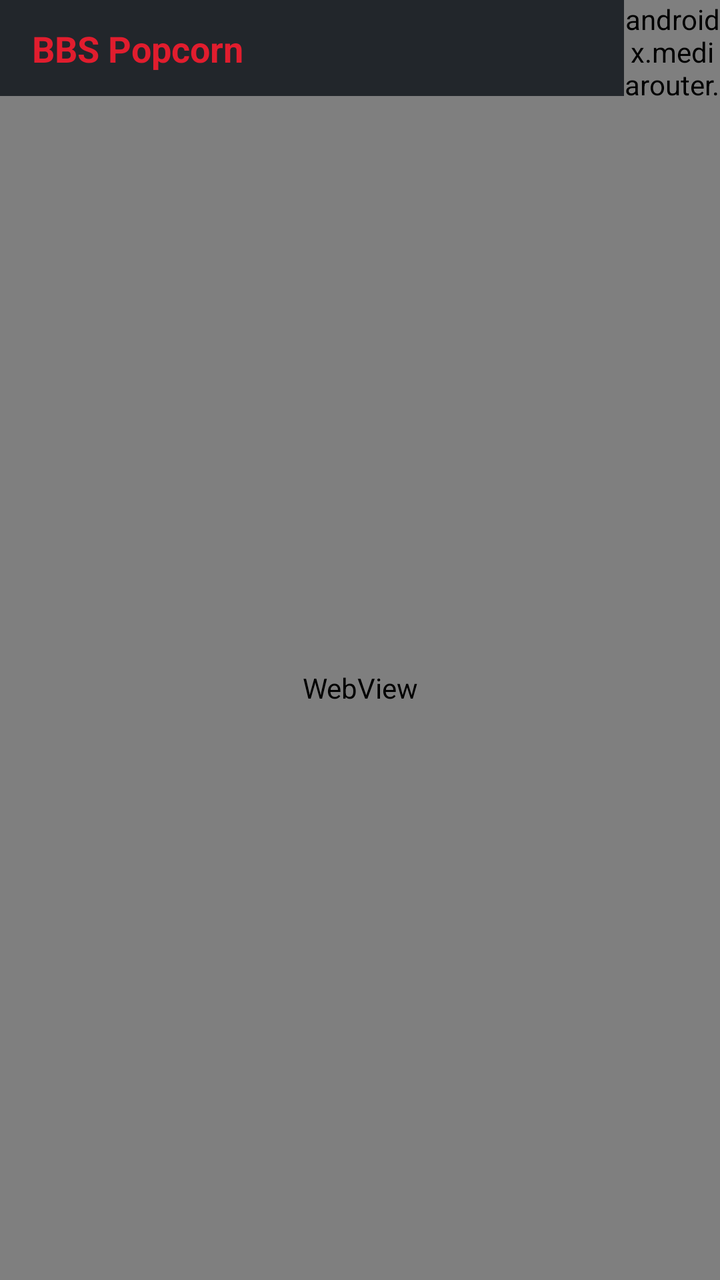
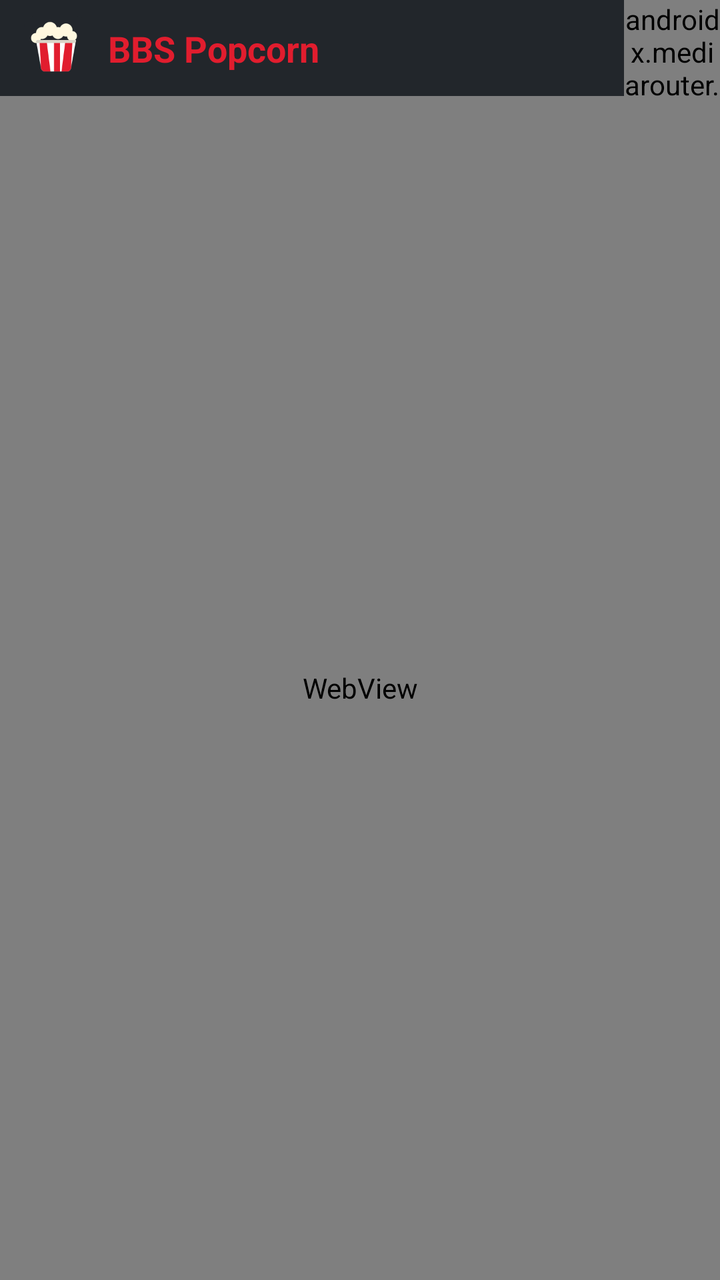

An Android layout rendered at two revisions. The XML below is the earlier revision; the diff shows what the commit changed to produce the second picture.
<!-- AndroidManifest.xml: application theme Theme.BBSPopcorn -->
<!-- res/layout/activity_main.xml -->
<?xml version="1.0" encoding="utf-8"?>
<androidx.constraintlayout.widget.ConstraintLayout
    xmlns:android="http://schemas.android.com/apk/res/android"
    xmlns:app="http://schemas.android.com/apk/res-auto"
    android:layout_width="match_parent"
    android:layout_height="match_parent"
    android:background="@color/popcorn_slate">

    
    <androidx.constraintlayout.widget.ConstraintLayout
        android:id="@+id/topBar"
        android:layout_width="0dp"
        android:layout_height="48dp"
        android:background="@color/popcorn_slate"
        app:layout_constraintEnd_toEndOf="parent"
        app:layout_constraintStart_toStartOf="parent"
        app:layout_constraintTop_toTopOf="parent">

        <TextView
            android:id="@+id/textTitle"
            android:layout_width="wrap_content"
            android:layout_height="wrap_content"
            android:layout_marginStart="16dp"
            android:text="@string/app_name"
            android:textColor="@color/popcorn_red"
            android:textSize="18sp"
            android:textStyle="bold"
            app:layout_constraintBottom_toBottomOf="parent"
            app:layout_constraintStart_toStartOf="parent"
            app:layout_constraintTop_toTopOf="parent" />

        <androidx.mediarouter.app.MediaRouteButton
            android:id="@+id/mediaRouteButton"
            android:layout_width="48dp"
            android:layout_height="48dp"
            android:mediaRouteTypes="user"
            app:layout_constraintBottom_toBottomOf="parent"
            app:layout_constraintEnd_toEndOf="parent"
            app:layout_constraintTop_toTopOf="parent" />

    </androidx.constraintlayout.widget.ConstraintLayout>

    
    <WebView
        android:id="@+id/webView"
        android:layout_width="0dp"
        android:layout_height="0dp"
        app:layout_constraintBottom_toBottomOf="parent"
        app:layout_constraintEnd_toEndOf="parent"
        app:layout_constraintStart_toStartOf="parent"
        app:layout_constraintTop_toBottomOf="@id/topBar" />

    
    <FrameLayout
        android:id="@+id/loadingOverlay"
        android:layout_width="0dp"
        android:layout_height="0dp"
        android:background="@color/popcorn_slate_overlay"
        android:clickable="true"
        android:focusable="true"
        android:visibility="gone"
        app:layout_constraintBottom_toBottomOf="parent"
        app:layout_constraintEnd_toEndOf="parent"
        app:layout_constraintStart_toStartOf="parent"
        app:layout_constraintTop_toTopOf="parent">

        <LinearLayout
            android:layout_width="wrap_content"
            android:layout_height="wrap_content"
            android:layout_gravity="center"
            android:gravity="center"
            android:orientation="vertical">

            <ProgressBar
                android:layout_width="48dp"
                android:layout_height="48dp"
                android:indeterminateTint="@color/popcorn_red" />

            <TextView
                android:layout_width="wrap_content"
                android:layout_height="wrap_content"
                android:layout_marginTop="16dp"
                android:text="@string/main_resolving"
                android:textColor="@color/popcorn_cream"
                android:textSize="14sp" />

        </LinearLayout>

    </FrameLayout>

</androidx.constraintlayout.widget.ConstraintLayout>
<!-- resources referenced by this layout -->
<resources>
  <color name="popcorn_cream">#FFF8DF</color>
  <color name="popcorn_red">#E11D2E</color>
  <color name="popcorn_slate">#22262B</color>
  <color name="popcorn_slate_overlay">#CC22262B</color>
  <string name="app_name">BBS Popcorn</string>
  <string name="main_resolving">Résolution du flux…</string>
  <style name="Theme.BBSPopcorn" parent="Theme.MaterialComponents.DayNight.NoActionBar">
          <item name="colorPrimary">@color/popcorn_red</item>
          <item name="colorPrimaryVariant">@color/popcorn_slate</item>
          <item name="colorOnPrimary">@color/popcorn_cream</item>
          <item name="colorSecondary">@color/popcorn_cream</item>
          <item name="colorSurface">@color/popcorn_slate</item>
          <item name="colorOnSurface">@color/popcorn_cream</item>
          <item name="android:windowBackground">@color/popcorn_slate</item>
          <item name="android:statusBarColor">@color/popcorn_slate</item>
          <item name="android:navigationBarColor">@color/popcorn_slate</item>
      </style>
</resources>

<!-- the commit's change to res/layout/activity_main.xml (unified diff, before → after) -->
@@ -16,17 +16,28 @@
         app:layout_constraintStart_toStartOf="parent"
         app:layout_constraintTop_toTopOf="parent">
 
+        <ImageView
+            android:id="@+id/imageLogo"
+            android:layout_width="32dp"
+            android:layout_height="32dp"
+            android:layout_marginStart="12dp"
+            android:contentDescription="@string/app_name"
+            android:src="@mipmap/ic_launcher"
+            app:layout_constraintBottom_toBottomOf="parent"
+            app:layout_constraintStart_toStartOf="parent"
+            app:layout_constraintTop_toTopOf="parent" />
+
         <TextView
             android:id="@+id/textTitle"
             android:layout_width="wrap_content"
             android:layout_height="wrap_content"
-            android:layout_marginStart="16dp"
+            android:layout_marginStart="10dp"
             android:text="@string/app_name"
             android:textColor="@color/popcorn_red"
             android:textSize="18sp"
             android:textStyle="bold"
             app:layout_constraintBottom_toBottomOf="parent"
-            app:layout_constraintStart_toStartOf="parent"
+            app:layout_constraintStart_toEndOf="@id/imageLogo"
             app:layout_constraintTop_toTopOf="parent" />
 
         <androidx.mediarouter.app.MediaRouteButton
<!-- resource entries referenced after the edit -->
@@ -4,6 +4,7 @@
   <color name="popcorn_red">#E11D2E</color>
   <color name="popcorn_slate">#22262B</color>
   <color name="popcorn_slate_overlay">#CC22262B</color>
+  <!-- mipmap ic_launcher: png bitmap (mipmap-hdpi, 2694 bytes) -->
   <string name="app_name">BBS Popcorn</string>
   <string name="main_resolving">Résolution du flux…</string>
   <style name="Theme.BBSPopcorn" parent="Theme.MaterialComponents.DayNight.NoActionBar">
